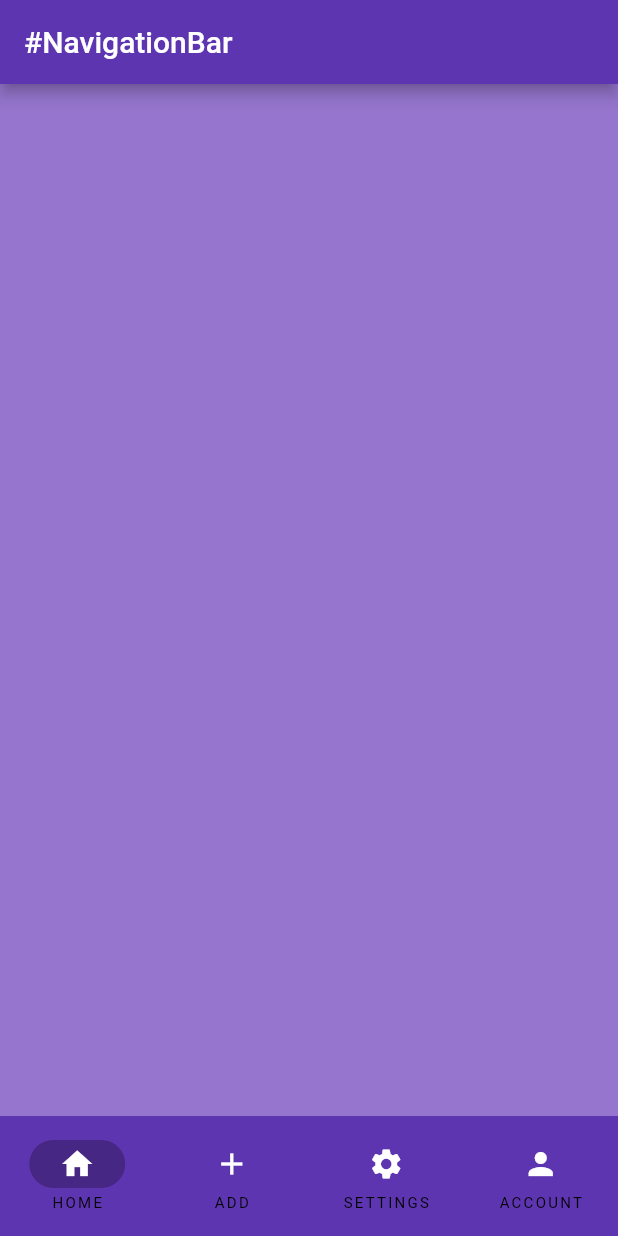
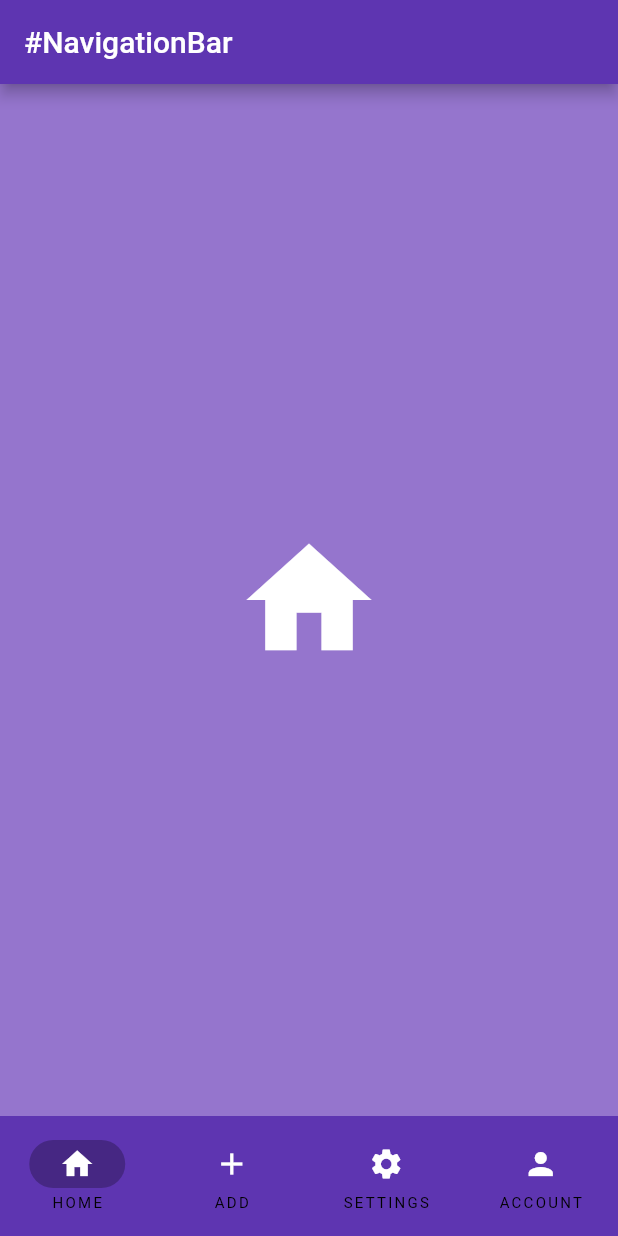
Before and after one commit to sgc93/Flutter-Widget-Library, a Flutter app: the screen it shows after launch, on a phone screen of 412 x 824 dp. Run offline on Flutter 3.47's test engine with Material 2 defaults, Android fonts, the phone set to English and light mode, and no system bars.

Commit message:
define primary pages and assign for scaffold body

```diff
--- a/lib/widgets/nav_bar/navigation_rail.dart
+++ b/lib/widgets/nav_bar/navigation_rail.dart
@@ -22,7 +22,9 @@ class _NavBarState extends State<NavBar> {
         indicatorColor: Colors.black26,
         animationDuration: const Duration(seconds: 2),
         destinations: _navigationDestionations(),
+        selectedIndex: _currentIndex,
       ),
+      body: _primaryPages()[_currentIndex],
     );
   }
 
@@ -58,4 +60,37 @@ class _NavBarState extends State<NavBar> {
       ),
     ];
   }
+
+  List<Widget> _primaryPages() {
+    return [
+      const Center(
+        child: Icon(
+          Icons.home,
+          size: 100,
+          color: Colors.white,
+        ),
+      ),
+      const Center(
+        child: Icon(
+          Icons.add,
+          size: 100,
+          color: Colors.white,
+        ),
+      ),
+      const Center(
+        child: Icon(
+          Icons.settings,
+          size: 100,
+          color: Colors.white,
+        ),
+      ),
+      const Center(
+        child: Icon(
+          Icons.person,
+          size: 100,
+          color: Colors.white,
+        ),
+      ),
+    ];
+  }
 }
```
